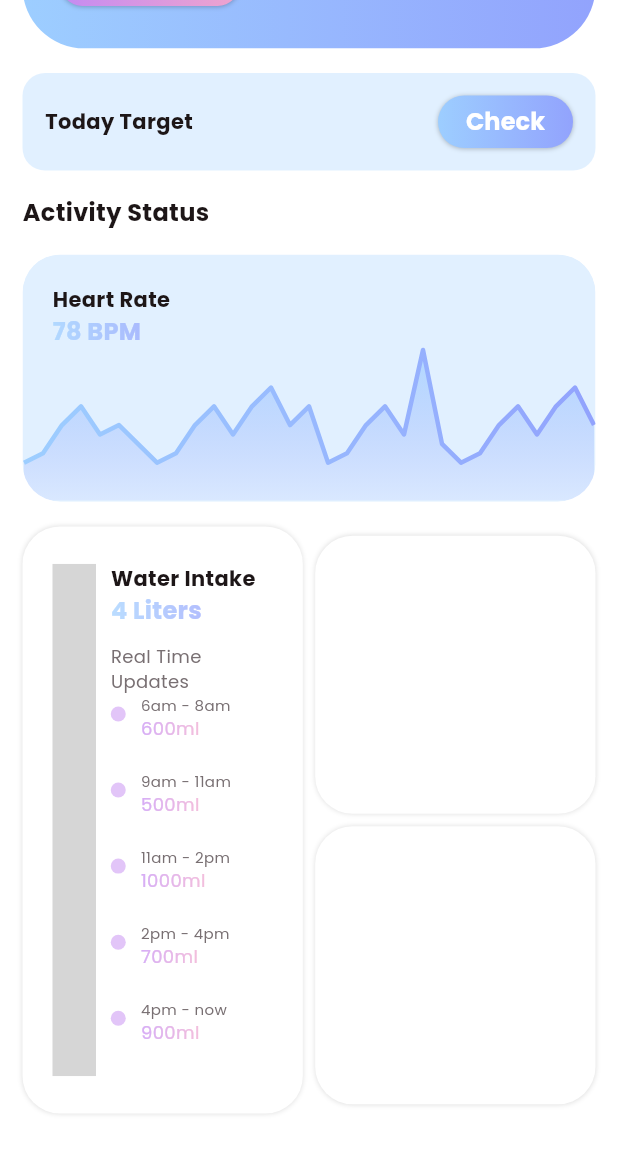
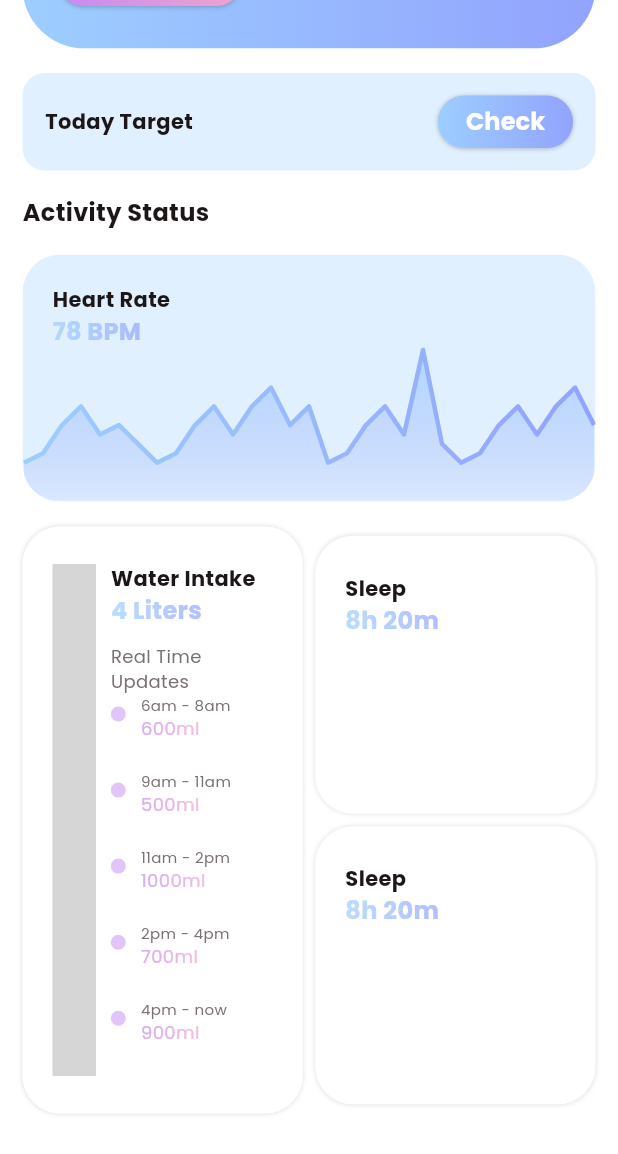
Before and after one commit to sdhaputhanthrie/Fitness-App, a Flutter app: the HomeView screen opened directly, scrolled down 234 dp, on a phone screen of 412 x 824 dp. Shown: the top 1154 px of the screen. Run offline on Flutter 3.47's test engine with Material 3 defaults, Android fonts, the phone set to English and light mode, and no system bars; drawn by our look-alikes of fl_chart; our stand-ins replace carousel_slider; missing offline and left inert: dotted_dashed_line, simple_animation_progress_bar; grey boxes are pictures that could not be loaded.

Commit message:
add sleep cycle

```diff
--- a/lib/view/home/home_view.dart
+++ b/lib/view/home/home_view.dart
@@ -528,21 +528,27 @@ class _HomeViewState extends State<HomeView> {
                                                 CrossAxisAlignment.center,
                                             children: [
                                               Container(
-                                                margin: const EdgeInsets.symmetric(vertical: 8.0),
+                                                margin:
+                                                    const EdgeInsets.symmetric(
+                                                      vertical: 8.0,
+                                                    ),
 
                                                 width: 10,
                                                 height: 10,
                                                 decoration: BoxDecoration(
-                                                  color: TColor.secondaryColor1.withOpacity(0.5),
+                                                  color: TColor.secondaryColor1
+                                                      .withOpacity(0.5),
                                                   borderRadius:
                                                       BorderRadius.circular(5),
                                                 ),
                                               ),
-                                              if(!isLast)
+                                              if (!isLast)
                                                 DottedDashedLine(
                                                   height: media.width * 0.06,
                                                   width: 0,
-                                                dashColor: TColor.secondaryColor1.withOpacity(0.5),
+                                                  dashColor: TColor
+                                                      .secondaryColor1
+                                                      .withOpacity(0.5),
                                                   axis: Axis.vertical,
                                                 ),
                                             ],
@@ -611,7 +617,11 @@ class _HomeViewState extends State<HomeView> {
                         mainAxisSize: MainAxisSize.min,
                         children: [
                           Container(
+                            width: double.maxFinite,
                             height: media.width * 0.45,
+                            padding: const EdgeInsets.symmetric(
+                              vertical: 25, horizontal: 20),
+
                             decoration: BoxDecoration(
                               color: Colors.white,
                               borderRadius: BorderRadius.circular(25),
@@ -619,16 +629,102 @@ class _HomeViewState extends State<HomeView> {
                                 BoxShadow(color: Colors.black12, blurRadius: 2),
                               ],
                             ),
+                            child: Column(
+                              crossAxisAlignment: CrossAxisAlignment.start,
+
+                                 children: [
+                                  Text(
+                                    "Sleep",
+                                    style: TextStyle(
+                                      color: TColor.black,
+                                      fontSize: 14,
+                                      fontWeight: FontWeight.w700,
+                                    ),
+                                  ),
+                                  ShaderMask(
+                                    blendMode: BlendMode.srcIn,
+                                    shaderCallback: (bounds) {
+                                      return LinearGradient(
+                                        colors: TColor.primaryG,
+                                        begin: Alignment.centerLeft,
+                                        end: Alignment.centerRight,
+                                      ).createShader(
+                                        Rect.fromLTRB(
+                                          0,
+                                          0,
+                                          bounds.width,
+                                          bounds.height,
+                                        ),
+                                      );
+                                    },
+
+                                    child: Text(
+                                      "8h 20m",
+                                      style: TextStyle(
+                                        color: TColor.white.withOpacity(0.7),
+                                        fontWeight: FontWeight.w700,
+                                        fontSize: 16,
+                                      ),
+                                    ),
+                                  ),
+
+                              ],
+                            ),
                           ),
 
                           SizedBox(height: media.width * 0.02),
                            Container(
+                            width: double.maxFinite,
                             height: media.width * 0.45,
+                            padding: const EdgeInsets.symmetric(
+                              vertical: 25, horizontal: 20),
+
                             decoration: BoxDecoration(
                               color: Colors.white,
                               borderRadius: BorderRadius.circular(25),
                               boxShadow: [
                                 BoxShadow(color: Colors.black12, blurRadius: 2),
+                              ],
+                            ),
+                            child: Column(
+                              crossAxisAlignment: CrossAxisAlignment.start,
+
+                                 children: [
+                                  Text(
+                                    "Sleep",
+                                    style: TextStyle(
+                                      color: TColor.black,
+                                      fontSize: 14,
+                                      fontWeight: FontWeight.w700,
+                                    ),
+                                  ),
+                                  ShaderMask(
+                                    blendMode: BlendMode.srcIn,
+                                    shaderCallback: (bounds) {
+                                      return LinearGradient(
+                                        colors: TColor.primaryG,
+                                        begin: Alignment.centerLeft,
+                                        end: Alignment.centerRight,
+                                      ).createShader(
+                                        Rect.fromLTRB(
+                                          0,
+                                          0,
+                                          bounds.width,
+                                          bounds.height,
+                                        ),
+                                      );
+                                    },
+
+                                    child: Text(
+                                      "8h 20m",
+                                      style: TextStyle(
+                                        color: TColor.white.withOpacity(0.7),
+                                        fontWeight: FontWeight.w700,
+                                        fontSize: 16,
+                                      ),
+                                    ),
+                                  ),
+
                               ],
                             ),
                           ),
```
Lines whose indentation alone changed are shown as unchanged.
